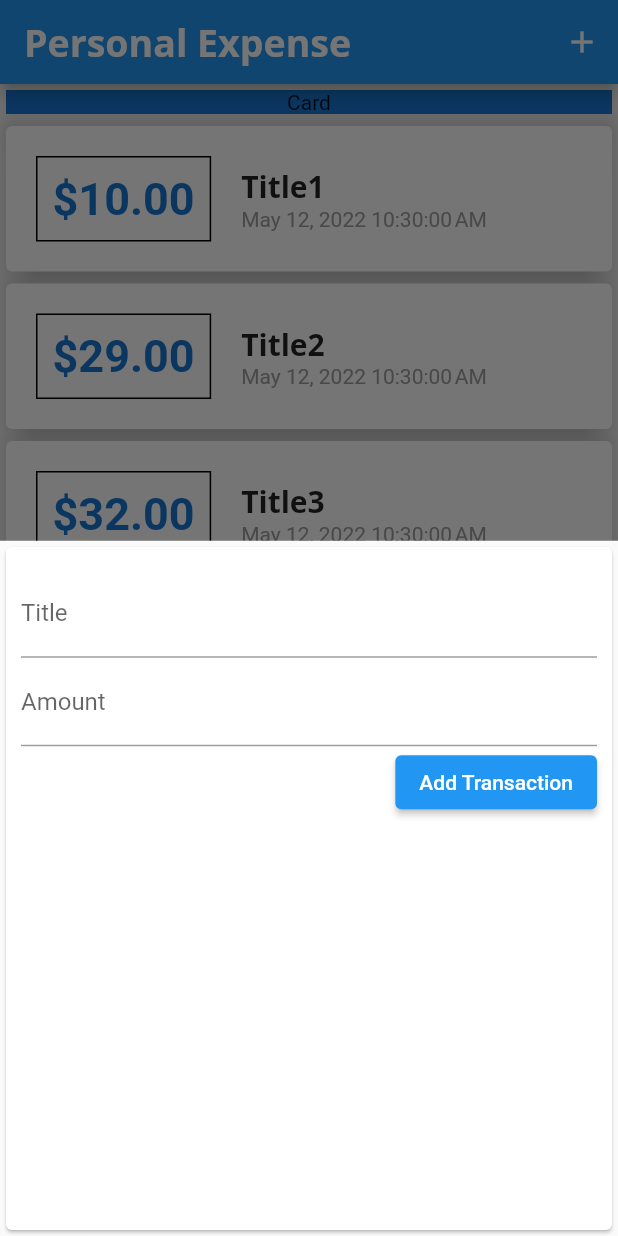
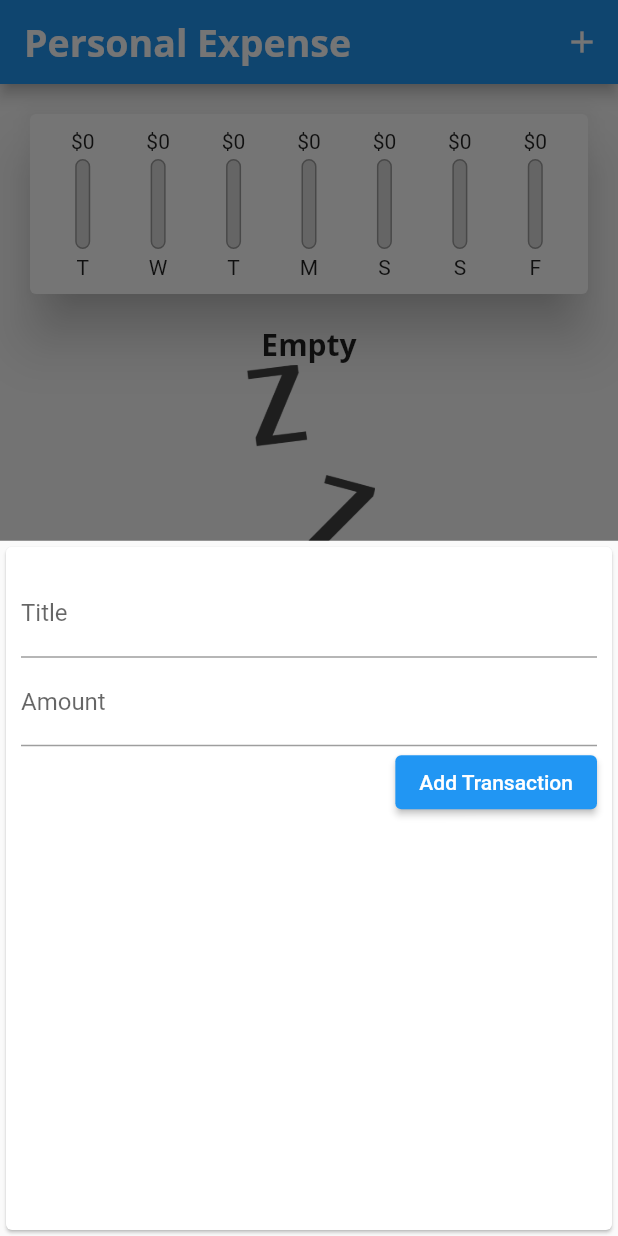
Before and after one commit to levint55/flutter_personal_expense_app, a Flutter app: the screen it shows after launch, after a tap on the "add" icon, on a phone screen of 412 x 824 dp. Run offline on Flutter 3.47's test engine with Material 2 defaults, Android fonts, the light colour scheme and no system bars.

Commit message:
course 106

```diff
--- a/lib/main.dart
+++ b/lib/main.dart
@@ -1,5 +1,6 @@
 import 'package:flutter/material.dart';
 import 'package:flutter_personal_expense_app/models/transaction.dart';
+import 'package:flutter_personal_expense_app/widgets/chart.dart';
 import 'package:flutter_personal_expense_app/widgets/new_transaction.dart';
 import 'package:flutter_personal_expense_app/widgets/transaction_list.dart';
 
@@ -20,12 +21,12 @@ class MyApp extends StatelessWidget {
         accentColor: Colors.red,
         fontFamily: 'Quicksand',
         textTheme: ThemeData.light().textTheme.copyWith(
-                headline6: TextStyle(
+                headline6: const TextStyle(
               fontFamily: 'OpenSans',
               fontSize: 20,
               fontWeight: FontWeight.bold,
             )),
-        appBarTheme: AppBarTheme(
+        appBarTheme: const AppBarTheme(
           titleTextStyle: TextStyle(
             fontFamily: 'OpenSans',
             fontSize: 25,
@@ -45,26 +46,19 @@ class Home extends StatefulWidget {
 }
 
 class _HomeState extends State<Home> {
-  final List<Transaction> _transactions = [
-    Transaction(
-      id: '0',
-      title: 'Title1',
-      amount: 10.00,
-      date: DateTime.now(),
-    ),
-    Transaction(
-      id: '1',
-      title: 'Title2',
-      amount: 29.00,
-      date: DateTime.now(),
-    ),
-    Transaction(
-      id: '2',
-      title: 'Title3',
-      amount: 32.00,
-      date: DateTime.now(),
-    ),
-  ];
+  final List<Transaction> _transactions = [];
+
+  List<Transaction> get _recentTransaction {
+    return _transactions.where((element) {
+      return element.date.isAfter(
+        DateTime.now().subtract(
+          const Duration(
+            days: 7,
+          ),
+        ),
+      );
+    }).toList();
+  }
 
   void _addTransaction(String title, double amount) {
     final newTransaction = Transaction(
@@ -101,21 +95,11 @@ class _HomeState extends State<Home> {
       ),
       body: SingleChildScrollView(
         child: Column(children: <Widget>[
-          Card(
-            child: Container(
-              child: const Text(
-                'Card',
-                textAlign: TextAlign.center,
-              ),
-              width: MediaQuery.of(context).size.width,
-              color: Theme.of(context).primaryColorDark,
-            ),
-            elevation: 10,
-          ),
+          Chart(transactions: _recentTransaction),
           TransactionList(_transactions),
         ]),
       ),
-      floatingActionButtonLocation: FloatingActionButtonLocation.endFloat,
+      floatingActionButtonLocation: FloatingActionButtonLocation.centerFloat,
       floatingActionButton: FloatingActionButton(
         child: const Icon(Icons.add),
         onPressed: () => {_showModal(context)},
--- /dev/null
+++ b/lib/widgets/chart.dart
@@ -0,0 +1,60 @@
+import 'package:flutter/material.dart';
+import 'package:flutter_personal_expense_app/models/transaction.dart';
+import 'package:flutter_personal_expense_app/widgets/chart_bar.dart';
+import 'package:intl/intl.dart';
+
+class Chart extends StatelessWidget {
+  final List<Transaction> transactions;
+
+  const Chart({Key? key, required this.transactions}) : super(key: key);
+
+  List<Map<String, Object>> get groupedTransactionValues {
+    return List.generate(7, (index) {
+      final weekDay = DateTime.now().subtract(Duration(days: index));
+      double totalSum = 0;
+
+      for (var i = 0; i < transactions.length; i++) {
+        if (transactions[i].date.day == weekDay.day &&
+            transactions[i].date.month == weekDay.month &&
+            transactions[i].date.year == weekDay.year) {
+          totalSum += transactions[i].amount;
+        }
+      }
+
+      return {
+        'day': DateFormat.E().format(weekDay).substring(0, 1),
+        'amount': totalSum
+      };
+    });
+  }
+
+  double get maxAmount {
+    return groupedTransactionValues.fold(0.0, (sum, element) {
+      return sum + (element['amount'] as double);
+    });
+  }
+
+  @override
+  Widget build(BuildContext context) {
+    return Card(
+      elevation: 15,
+      margin: const EdgeInsets.all(20),
+      child: Padding(
+        padding: const EdgeInsets.all(10),
+        child: Row(
+            mainAxisAlignment: MainAxisAlignment.spaceEvenly,
+            children: groupedTransactionValues.map((e) {
+              return Flexible(
+                fit: FlexFit.tight,
+                child: ChartBar(
+                    (e['day'] as String),
+                    (e['amount'] as double),
+                    maxAmount == 0.0
+                        ? 0.0
+                        : (e['amount'] as double) / maxAmount),
+              );
+            }).toList()),
+      ),
+    );
+  }
+}
--- /dev/null
+++ b/lib/widgets/chart_bar.dart
@@ -0,0 +1,48 @@
+import 'package:flutter/material.dart';
+
+class ChartBar extends StatelessWidget {
+  final String label;
+  final double amount;
+  final double amountPercentage;
+
+  const ChartBar(this.label, this.amount, this.amountPercentage, {Key? key})
+      : super(key: key);
+
+  @override
+  Widget build(BuildContext context) {
+    return Column(
+      children: <Widget>[
+        FittedBox(child: Text('\$${amount.toStringAsFixed(0)}')),
+        const SizedBox(
+          height: 4,
+        ),
+        SizedBox(
+          height: 60,
+          width: 10,
+          child: Stack(
+            children: <Widget>[
+              Container(
+                decoration: BoxDecoration(
+                    borderRadius: BorderRadius.circular(20),
+                    color: const Color.fromRGBO(220, 220, 220, 1),
+                    border: Border.all(
+                      width: 1.0,
+                      color: Colors.grey,
+                    )),
+              ),
+              FractionallySizedBox(
+                heightFactor: amountPercentage,
+                child: Container(
+                    decoration: BoxDecoration(
+                        color: Theme.of(context).primaryColor,
+                        borderRadius: BorderRadius.circular(10))),
+              )
+            ],
+          ),
+        ),
+        const SizedBox(height: 4),
+        Text(label),
+      ],
+    );
+  }
+}
--- a/lib/widgets/transaction_list.dart
+++ b/lib/widgets/transaction_list.dart
@@ -11,7 +11,23 @@ class TransactionList extends StatelessWidget {
   Widget build(BuildContext context) {
     return SizedBox(
       height: MediaQuery.of(context).size.height,
-      child: ListView.builder(
+      child: transactions.isEmpty
+          ? Column(
+              children: <Widget>[
+                Text(
+                  'Empty',
+                  style: Theme.of(context).textTheme.headline6,
+                ),
+                SizedBox(
+                  height: 200,
+                  child: Image.asset(
+                    'assets/images/waiting.png',
+                    fit: BoxFit.cover,
+                  ),
+                ),
+              ],
+            )
+          : ListView.builder(
               itemBuilder: (context, index) {
                 return Card(
                   elevation: 10,
--- a/pubspec.yaml
+++ b/pubspec.yaml
@@ -59,8 +59,8 @@ flutter:
   uses-material-design: true
 
   # To add assets to your application, add an assets section, like this:
-  # assets:
-  #   - images/a_dot_burr.jpeg
+  assets:
+    - assets/images/waiting.png
   #   - images/a_dot_ham.jpeg
 
   # An image asset can refer to one or more resolution-specific "variants", see
```
Also changed, not shown: assets/images/waiting.png (added). Lines whose indentation alone changed are shown as unchanged.
